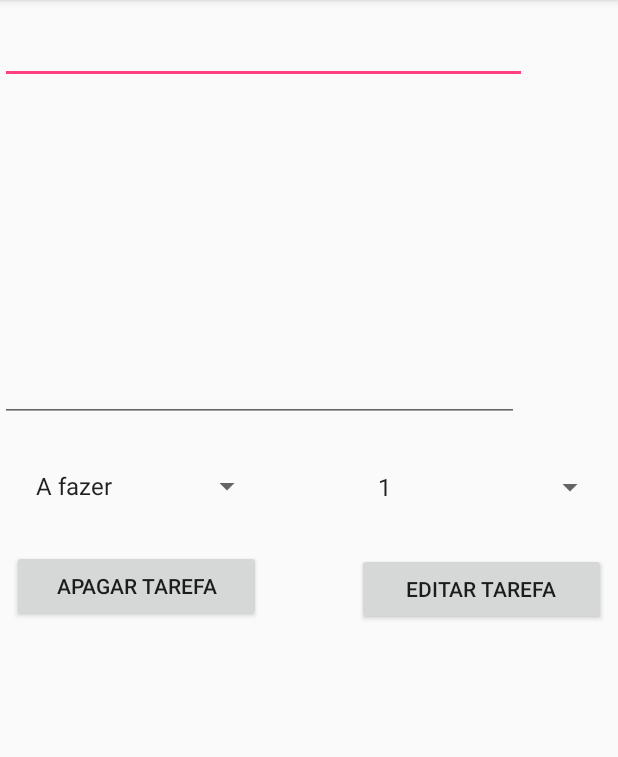
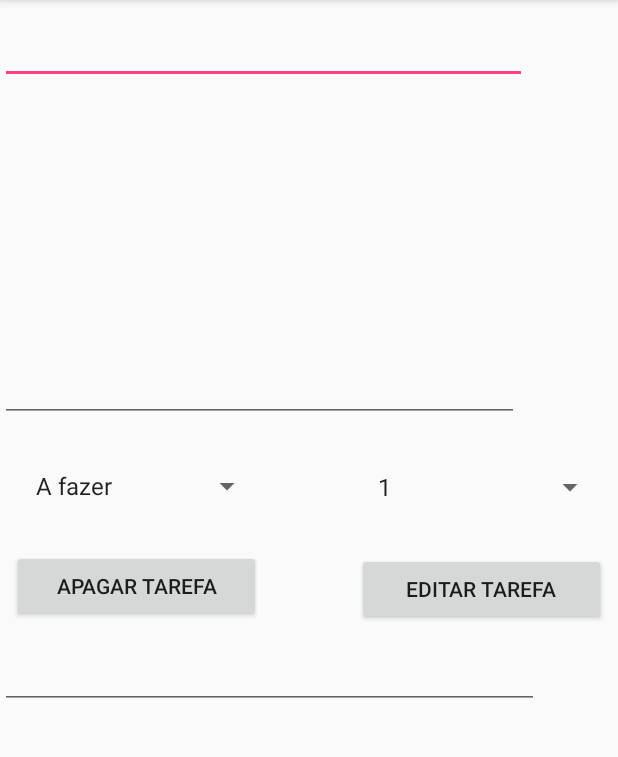
Before and after one commit to ufjf-dcc196/ufjf-dcc196-2017-3-trb3-lucas-1, an Android app: the TaskView screen opened directly, with no data from a screen before it, on a phone screen of 412 x 824 dp, the part 84-841 px from its top. Run offline under Robolectric (Android 15) with nearby library versions, the phone set to English and light mode, and no system bars; 5 statements that could not run were skipped.

Commit message:
Adiciona o sistema de tags

```diff
--- a/app/src/main/java/com/toybox/lucasrezende/dcc196_gestao_de_tarefas/MainActivity.java
+++ b/app/src/main/java/com/toybox/lucasrezende/dcc196_gestao_de_tarefas/MainActivity.java
@@ -10,6 +10,7 @@ import android.widget.Button;
 import android.widget.ListView;
 import android.widget.Spinner;
 
+import com.toybox.lucasrezende.dcc196_gestao_de_tarefas.Adapter.TagAdapter;
 import com.toybox.lucasrezende.dcc196_gestao_de_tarefas.Banco.TaskDbHelper;
 import com.toybox.lucasrezende.dcc196_gestao_de_tarefas.Forms.NewTask;
 import com.toybox.lucasrezende.dcc196_gestao_de_tarefas.Helper.TagHelper;
--- a/app/src/main/java/com/toybox/lucasrezende/dcc196_gestao_de_tarefas/View/TaskView.java
+++ b/app/src/main/java/com/toybox/lucasrezende/dcc196_gestao_de_tarefas/View/TaskView.java
@@ -6,10 +6,12 @@ import android.os.Bundle;
 import android.view.View;
 import android.widget.ArrayAdapter;
 import android.widget.Button;
+import android.widget.ListView;
 import android.widget.Spinner;
 import android.widget.TextView;
 import android.widget.Toast;
 
+import com.toybox.lucasrezende.dcc196_gestao_de_tarefas.Helper.TagHelper;
 import com.toybox.lucasrezende.dcc196_gestao_de_tarefas.Helper.TaskHelper;
 import com.toybox.lucasrezende.dcc196_gestao_de_tarefas.MainActivity;
 import com.toybox.lucasrezende.dcc196_gestao_de_tarefas.Model.Task;
@@ -27,6 +29,7 @@ public class TaskView extends AppCompatActivity {
     private Spinner dificuldade;
     private Button apagar;
     private Button editar;
+    private TextView tags;
 
     @Override
     protected void onCreate(Bundle savedInstanceState) {
@@ -39,12 +42,15 @@ public class TaskView extends AppCompatActivity {
         dificuldade = (Spinner) findViewById(R.id.spnDificuldadeView);
         apagar = (Button)findViewById(R.id.btnApagarTarefa);
         editar = (Button)findViewById(R.id.btnEditarTarefa);
+        tags = (TextView)findViewById(R.id.lstTagsForTask);
         ArrayAdapter<String> dificuldadesPossiveis = new ArrayAdapter<String>(this,android.R.layout.simple_list_item_1,TaskHelper.getInstance().getDificuldadeList());
         ArrayAdapter<String> statusPossiveis = new ArrayAdapter<String>(this,android.R.layout.simple_list_item_1,TaskHelper.getInstance().getStatusList());
 
 
 
         myTask = TaskHelper.getInstance().SearchForTask(Integer.parseInt(getIntent().getStringExtra("id_Task")));
+        tags.setText(TagHelper.getInstance().getTagsForTask(Integer.parseInt(getIntent().getStringExtra("id_Task"))));
+
 
         titulo.setText(myTask.getTitulo().toString());
         descricao.setText(myTask.getDescricao().toString());
@@ -74,7 +80,6 @@ public class TaskView extends AppCompatActivity {
                 //myTask.setStatus();
                 //envia alteraçoes
                 TaskHelper.getInstance().UpdateTask(myTask);
-                //TaskHelper.getInstance().PushTask();
                 Toast.makeText(getApplicationContext(), "Tarefa Atualizada com sucesso!", Toast.LENGTH_SHORT).show();
                 Intent intent = new Intent(TaskView.this, MainActivity.class);
                 startActivity(intent);
--- a/app/src/main/res/layout/activity_task_view.xml
+++ b/app/src/main/res/layout/activity_task_view.xml
@@ -68,11 +68,14 @@
         app:layout_constraintRight_toRightOf="parent"
         android:layout_marginEnd="8dp" />
 
-    <ListView
-        android:id="@+id/lstTags"
-        android:layout_width="352dp"
-        android:layout_height="48dp"
+    <EditText
+        android:id="@+id/lstTagsForTask"
+        android:layout_width="359dp"
+        android:layout_height="42dp"
         android:layout_marginTop="16dp"
+        android:ems="10"
+        android:inputType="textPersonName"
         app:layout_constraintTop_toBottomOf="@+id/btnApagarTarefa"
         tools:layout_editor_absoluteX="16dp" />
+
 </android.support.constraint.ConstraintLayout>
```
Also changed, not shown: app/src/main/java/com/toybox/lucasrezende/dcc196_gestao_de_tarefas/Helper/TagHelper.java (+28 -0 lines).
